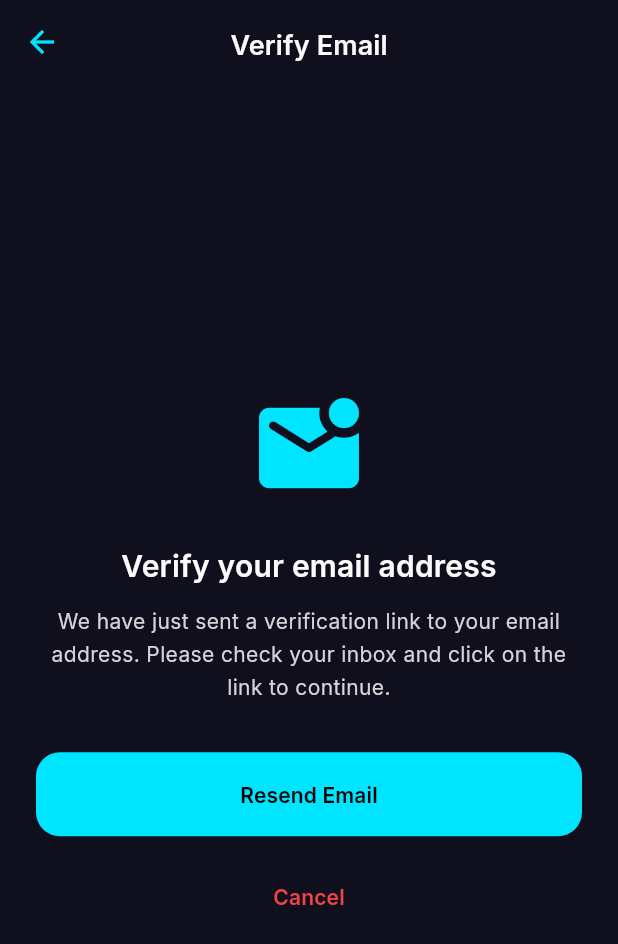
After one commit to rohitsuru08-dot/easyride, a Flutter app: the EmailVerificationScreen screen opened by its route, on a phone screen of 412 x 824 dp. The commit adds this screen. Shown: the top 944 px of the screen. Run offline on Flutter 3.47's test engine with Material 3 defaults, Android fonts, the phone set to English and light mode, and no system bars; our stand-ins replace animate_do, cloud_firestore, firebase_auth, firebase_core, fl_chart, google_fonts and 3 more; missing offline and left inert: mobile_scanner; accounts and stored records are empty; project files that could hold a hidden picture were left out.

Commit message:
email verification link

```diff
--- a/lib/core/constants/route_constants.dart
+++ b/lib/core/constants/route_constants.dart
@@ -4,6 +4,7 @@ class RouteConstants {
   static const String splash = '/';
   static const String login = '/login';
   static const String otpVerification = '/otp-verification';
+  static const String emailVerification = '/email-verification';
 
   // Passenger Routes
   static const String passengerHome = '/passenger/home';
--- a/lib/navigation/app_router.dart
+++ b/lib/navigation/app_router.dart
@@ -4,6 +4,7 @@ import 'package:easy_ride/core/constants/route_constants.dart';
 import 'package:easy_ride/screens/auth/splash_screen.dart';
 import 'package:easy_ride/screens/auth/login_screen.dart';
 import 'package:easy_ride/screens/auth/otp_verification_screen.dart';
+import 'package:easy_ride/screens/auth/email_verification_screen.dart';
 import 'package:easy_ride/screens/passenger/home_screen.dart';
 import 'package:easy_ride/screens/passenger/bus_list_screen.dart';
 import 'package:easy_ride/screens/passenger/booking_summary_screen.dart';
@@ -32,6 +33,9 @@ class AppRouter {
         return MaterialPageRoute(
           builder: (_) => OtpVerificationScreen(phoneNumber: phoneNumber),
         );
+
+      case RouteConstants.emailVerification:
+        return MaterialPageRoute(builder: (_) => const EmailVerificationScreen());
 
       // Passenger routes
       case RouteConstants.passengerHome:
--- a/lib/providers/auth_provider.dart
+++ b/lib/providers/auth_provider.dart
@@ -70,6 +70,11 @@ class AuthProvider with ChangeNotifier {
 
       final userCredential = await _authService.registerWithEmail(email, password);
       _currentUser = userCredential.user;
+
+      if (_currentUser != null && !_currentUser!.emailVerified) {
+        await _currentUser!.sendEmailVerification();
+      }
+
       _status = AuthStatus.authenticated;
       notifyListeners();
       return true;
--- /dev/null
+++ b/lib/screens/auth/email_verification_screen.dart
@@ -0,0 +1,161 @@
+import 'package:flutter/material.dart';
+import 'package:firebase_auth/firebase_auth.dart';
+import 'package:easy_ride/core/theme/app_design_system.dart';
+import 'package:easy_ride/widgets/common/message_dialog.dart';
+import 'package:easy_ride/core/constants/route_constants.dart';
+import 'dart:async';
+
+class EmailVerificationScreen extends StatefulWidget {
+  const EmailVerificationScreen({Key? key}) : super(key: key);
+
+  @override
+  State<EmailVerificationScreen> createState() => _EmailVerificationScreenState();
+}
+
+class _EmailVerificationScreenState extends State<EmailVerificationScreen> {
+  bool isEmailVerified = false;
+  Timer? timer;
+  bool isResending = false;
+
+  @override
+  void initState() {
+    super.initState();
+    isEmailVerified = FirebaseAuth.instance.currentUser?.emailVerified ?? false;
+
+    if (!isEmailVerified) {
+      timer = Timer.periodic(
+        const Duration(seconds: 3),
+        (_) => checkEmailVerified(),
+      );
+    }
+  }
+
+  @override
+  void dispose() {
+    timer?.cancel();
+    super.dispose();
+  }
+
+  Future<void> checkEmailVerified() async {
+    await FirebaseAuth.instance.currentUser?.reload();
+
+    if (mounted) {
+      setState(() {
+        isEmailVerified = FirebaseAuth.instance.currentUser?.emailVerified ?? false;
+      });
+
+      if (isEmailVerified) {
+        timer?.cancel();
+        // Go to auth wrapper which will redirect appropriately based on role
+        Navigator.of(context).pushNamedAndRemoveUntil(
+          RouteConstants.splash,
+          (route) => false,
+        );
+      }
+    }
+  }
+
+  Future<void> resendVerificationEmail() async {
+    setState(() => isResending = true);
+    try {
+      await FirebaseAuth.instance.currentUser?.sendEmailVerification();
+      if (mounted) {
+        MessageDialog.showSuccess(
+          context,
+          title: 'Email Resent',
+          message: 'A new verification link has been sent to your email address.',
+        );
+      }
+    } catch (e) {
+      if (mounted) {
+        MessageDialog.showError(
+          context,
+          message: 'Failed to resend email: $e',
+        );
+      }
+    } finally {
+      if (mounted) {
+        setState(() => isResending = false);
+      }
+    }
+  }
+
+  @override
+  Widget build(BuildContext context) {
+    return Scaffold(
+      backgroundColor: AppColors.bgPrimary,
+      appBar: AppBar(
+        title: Text(
+          'Verify Email',
+          style: AppTypography.titleMedium.copyWith(color: AppColors.textPrimary),
+        ),
+        backgroundColor: Colors.transparent,
+        elevation: 0,
+        centerTitle: true,
+      ),
+      body: Center(
+        child: Padding(
+          padding: const EdgeInsets.all(24.0),
+          child: Column(
+            mainAxisAlignment: MainAxisAlignment.center,
+            children: [
+              Icon(
+                Icons.mark_email_unread_rounded,
+                size: 80,
+                color: AppColors.liquidCyan,
+              ),
+              const SizedBox(height: 24),
+              Text(
+                'Verify your email address',
+                style: AppTypography.titleLarge.copyWith(color: AppColors.textPrimary),
+                textAlign: TextAlign.center,
+              ),
+              const SizedBox(height: 12),
+              Text(
+                'We have just sent a verification link to your email address. Please check your inbox and click on the link to continue.',
+                style: AppTypography.bodyMedium.copyWith(color: AppColors.textSecondary),
+                textAlign: TextAlign.center,
+              ),
+              const SizedBox(height: 32),
+              SizedBox(
+                width: double.infinity,
+                height: 56,
+                child: ElevatedButton(
+                  onPressed: isResending ? null : resendVerificationEmail,
+                  style: ElevatedButton.styleFrom(
+                    backgroundColor: AppColors.liquidCyan,
+                    shape: RoundedRectangleBorder(
+                      borderRadius: BorderRadius.circular(16),
+                    ),
+                  ),
+                  child: isResending
+                      ? const CircularProgressIndicator(color: Colors.white)
+                      : Text(
+                          'Resend Email',
+                          style: AppTypography.labelLarge.copyWith(color: Colors.black),
+                        ),
+                ),
+              ),
+              const SizedBox(height: 16),
+              TextButton(
+                onPressed: () async {
+                  await FirebaseAuth.instance.signOut();
+                  if (context.mounted) {
+                    Navigator.of(context).pushNamedAndRemoveUntil(
+                      RouteConstants.login,
+                      (route) => false,
+                    );
+                  }
+                },
+                child: Text(
+                  'Cancel',
+                  style: AppTypography.labelLarge.copyWith(color: AppColors.error),
+                ),
+              )
+            ],
+          ),
+        ),
+      ),
+    );
+  }
+}
--- a/lib/screens/auth/login_screen.dart
+++ b/lib/screens/auth/login_screen.dart
@@ -203,6 +203,12 @@ class _LoginScreenState extends State<LoginScreen>
         await userProvider.saveUser(newUser);
         if (!mounted) return;
       }
+    }
+
+    if (!authProvider.currentUser!.emailVerified) {
+      Navigator.of(context).pushNamedAndRemoveUntil(
+          RouteConstants.emailVerification, (route) => false);
+      return;
     }
 
     _navigateToHome(userProvider.userRole ?? FirestoreConstants.rolePassenger);
--- a/lib/screens/auth/splash_screen.dart
+++ b/lib/screens/auth/splash_screen.dart
@@ -108,7 +108,11 @@ class _SplashScreenState extends State<SplashScreen>
       }
 
       if (userProvider.currentUser != null) {
-        _navigateToHome(userProvider.userRole!);
+        if (!authProvider.currentUser!.emailVerified) {
+          Navigator.of(context).pushReplacementNamed(RouteConstants.emailVerification);
+        } else {
+          _navigateToHome(userProvider.userRole!);
+        }
       } else {
         _navigateToLogin();
       }
```
Also changed, not shown: lib/screens/passenger/bus_list_screen.dart (+55 -24 lines), 1 other file.
